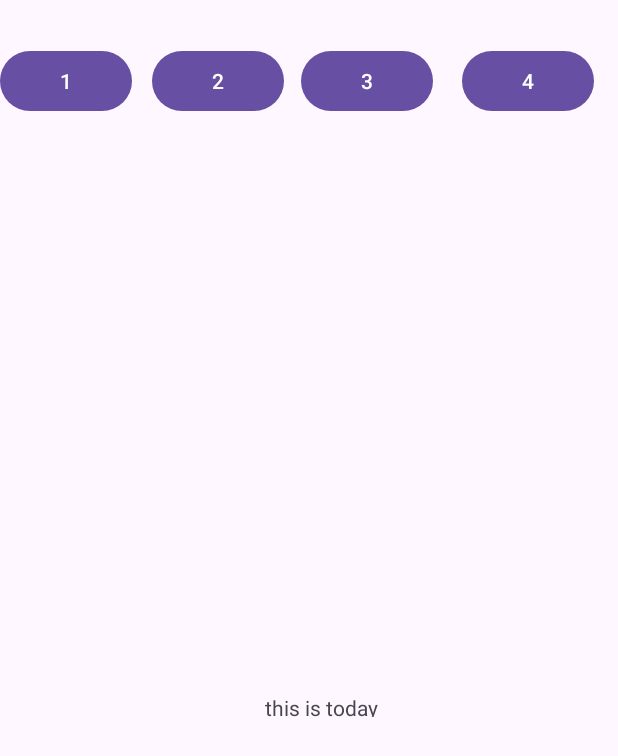
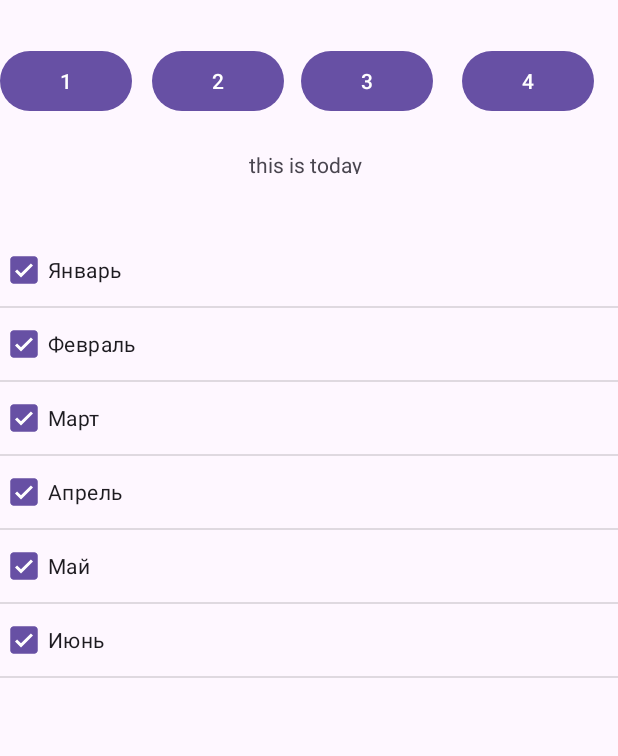
Before and after one commit to AazAlena/veb_timetable, an Android app: the screen it shows after launch (Today), after a tap on "Today", on a phone screen of 412 x 824 dp. Shown: the top 756 px of the screen. Run offline under Robolectric (Android 15) with nearby library versions, the phone set to English and light mode, and no system bars.

Commit message:
one list

```diff
--- /dev/null
+++ b/app/src/main/java/com/example/calendar/Goal.java
@@ -0,0 +1,6 @@
+package com.example.calendar;
+
+public class Goal {
+    String name = "";
+    boolean did = true;
+}
--- a/app/src/main/java/com/example/calendar/MainActivity.java
+++ b/app/src/main/java/com/example/calendar/MainActivity.java
@@ -12,6 +12,7 @@ import android.os.Bundle;
 import android.view.View;
 import android.widget.Button;
 import android.widget.DatePicker;
+import android.widget.ListView;
 import android.widget.TextView;
 import android.widget.Toast;
 
@@ -37,6 +38,7 @@ public class MainActivity extends AppCompatActivity {
         year = c.get(Calendar.YEAR);
         month = c.get(Calendar.MONTH);
         day = c.get(Calendar.DAY_OF_MONTH);
+
         View.OnClickListener listener2 = new View.OnClickListener() {
             @Override
             public void onClick(View view) {
@@ -64,9 +66,11 @@ public class MainActivity extends AppCompatActivity {
                 datePickerDialog.show();
             }
         };
+
         Toast.makeText(MainActivity.this, (String) (year + " " + month + " " + day), Toast.LENGTH_SHORT).show();
         btn2.setOnClickListener(listener); // перемещает между первой и today активностью
         btn3.setOnClickListener(listener2); //показывает календарь и перемещает в активность calrndar_one_day
+
     };
     @Override
     protected void onActivityResult(int requestCode, int resultCode, @Nullable Intent data) {
--- /dev/null
+++ b/app/src/main/java/com/example/calendar/MyTodayAdapter.java
@@ -0,0 +1,35 @@
+package com.example.calendar;
+
+import android.content.Context;
+import android.view.LayoutInflater;
+import android.view.View;
+import android.view.ViewGroup;
+import android.widget.ArrayAdapter;
+import android.widget.CheckBox;
+
+public class MyTodayAdapter extends ArrayAdapter<Goal> {
+    public MyTodayAdapter(Context context, Goal[] arr) {
+        super(context, R.layout.item, arr);
+    }
+
+    @Override
+    public View getView(int position, View convertView, ViewGroup parent) {
+
+        final Goal goal = getItem(position);
+
+        if (convertView == null) {
+            convertView = LayoutInflater.from(getContext()).inflate(R.layout.item, null);
+        }
+
+        CheckBox ch = (CheckBox) convertView.findViewById(R.id.checkBox);
+        ch.setChecked(goal.did);
+        ch.setText(goal.name);
+        ch.setOnClickListener(new View.OnClickListener() {
+            @Override
+            public void onClick(View v) {
+                goal.did = ((CheckBox) v).isChecked();
+            }
+        });
+        return convertView;
+    }
+}
--- a/app/src/main/java/com/example/calendar/Today.java
+++ b/app/src/main/java/com/example/calendar/Today.java
@@ -4,6 +4,7 @@ import android.content.Intent;
 import android.os.Bundle;
 import android.view.View;
 import android.widget.Button;
+import android.widget.ListView;
 import android.widget.TextView;
 import android.widget.Toast;
 
@@ -39,7 +40,24 @@ public class Today extends AppCompatActivity {
         btn1_today.setOnClickListener(listener);
 
 
-
+        //АДАПТЕР
+        MyTodayAdapter adapter = new MyTodayAdapter(this, makeGoal());
+        ListView lv = (ListView) findViewById(R.id.lv_checklists);
+        lv.setAdapter(adapter);
 
     }
+
+    Goal[] makeGoal() {
+        Goal[] arr = new Goal[6];
+
+        String[] goalArr = {"Январь", "Февраль", "Март", "Апрель", "Май", "Июнь"};
+
+        for (int i = 0; i < arr.length; i++) {
+            Goal goal = new Goal();
+            goal.name = goalArr[i];
+
+            arr[i] = goal;
+        }
+        return arr;
+    }
 }
--- /dev/null
+++ b/app/src/main/res/layout/item.xml
@@ -0,0 +1,22 @@
+<?xml version="1.0" encoding="utf-8"?>
+<LinearLayout xmlns:android="http://schemas.android.com/apk/res/android"
+    android:layout_width="match_parent"
+    android:layout_height="match_parent"
+    android:orientation="vertical" >
+
+    <!--    <TextView-->
+    <!--    android:id="@+id/textView"-->
+    <!--    android:layout_width="wrap_content"-->
+    <!--    android:layout_height="wrap_content"-->
+    <!--    android:text="Месяц"-->
+    <!--    android:textAppearance="?android:attr/textAppearanceLarge" />-->
+
+
+    <CheckBox
+        android:id="@+id/checkBox"
+        android:layout_width="wrap_content"
+        android:layout_height="wrap_content"
+        android:checked="true"
+        android:text="Мне нравится этот месяц" />
+
+</LinearLayout>
--- a/app/src/main/res/layout/today.xml
+++ b/app/src/main/res/layout/today.xml
@@ -66,9 +66,22 @@
         android:text="this is today"
         app:layout_constraintBottom_toBottomOf="parent"
         app:layout_constraintEnd_toEndOf="parent"
-        app:layout_constraintHorizontal_bias="0.528"
+        app:layout_constraintHorizontal_bias="0.498"
         app:layout_constraintStart_toStartOf="parent"
         app:layout_constraintTop_toTopOf="parent"
-        app:layout_constraintVertical_bias="0.572" />
+        app:layout_constraintVertical_bias="0.124" />
+
+    <ListView
+        android:id="@+id/lv_checklists"
+
+        android:layout_width="461dp"
+        android:layout_height="370dp"
+
+        app:layout_constraintBottom_toBottomOf="parent"
+        app:layout_constraintEnd_toEndOf="parent"
+        app:layout_constraintHorizontal_bias="0.0"
+        app:layout_constraintStart_toStartOf="parent"
+        app:layout_constraintTop_toTopOf="parent"
+        app:layout_constraintVertical_bias="0.343" />
 
 </androidx.constraintlayout.widget.ConstraintLayout>
```
